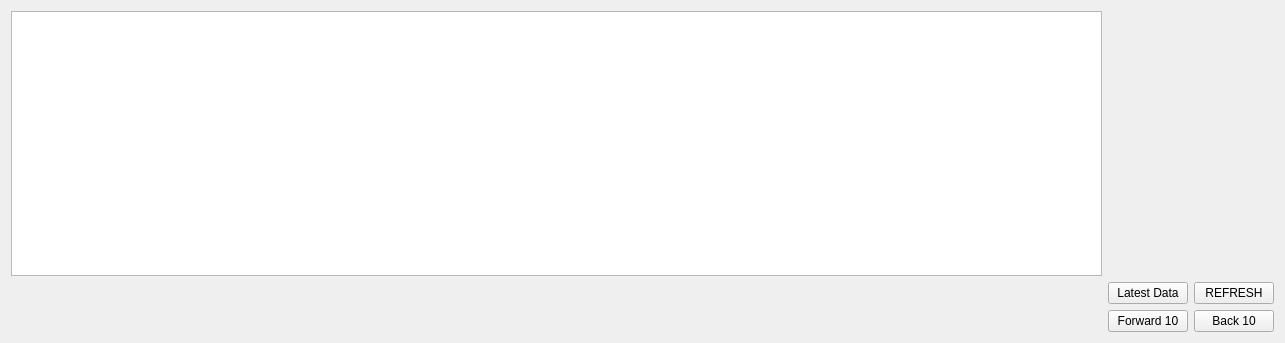
This is app/secondwindow.ui in uos3/telemetry-app as Qt 5 draws it before an edit. The edited form follows.
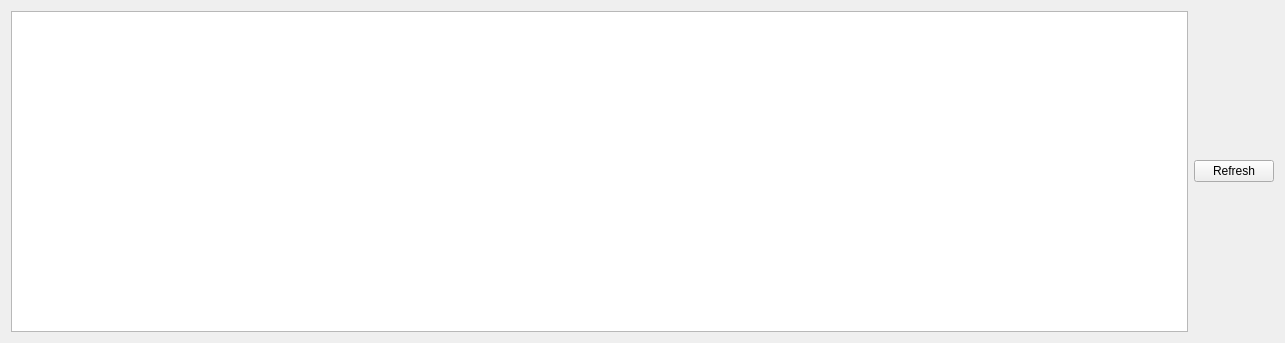
This is the edited form.

Commit message: Update tableview to use existing view within secondwindow Add refresh button to refresh data in tableview

Diff of the .ui file:
```diff
--- a/app/secondwindow.ui
+++ b/app/secondwindow.ui
@@ -15,55 +15,30 @@
   </property>
   <layout class="QGridLayout" name="gridLayout_2">
    <item row="0" column="0">
-    <layout class="QGridLayout" name="gridLayout">
-     <item row="2" column="2">
-      <widget class="QPushButton" name="pushButton_2">
-       <property name="text">
-        <string>Forward 10</string>
-       </property>
-      </widget>
-     </item>
-     <item row="2" column="5">
-      <widget class="QPushButton" name="pushButton">
-       <property name="text">
-        <string>Back 10</string>
-       </property>
-      </widget>
-     </item>
-     <item row="0" column="0">
-      <widget class="QTableWidget" name="new_table">
-       <property name="verticalScrollBarPolicy">
-        <enum>Qt::ScrollBarAsNeeded</enum>
-       </property>
-       <property name="horizontalScrollBarPolicy">
-        <enum>Qt::ScrollBarAsNeeded</enum>
-       </property>
-       <property name="sizeAdjustPolicy">
-        <enum>QAbstractScrollArea::AdjustToContents</enum>
-       </property>
-       <attribute name="horizontalHeaderStretchLastSection">
+    <widget class="QTableView" name="status_tableView">
+     <property name="editTriggers">
+      <set>QAbstractItemView::NoEditTriggers</set>
+     </property>
+     <property name="alternatingRowColors">
         <bool>true</bool>
-       </attribute>
-       <attribute name="verticalHeaderStretchLastSection">
+     </property>
+     <property name="sortingEnabled">
         <bool>false</bool>
-       </attribute>
-      </widget>
-     </item>
-     <item row="1" column="5">
-      <widget class="QPushButton" name="pushButton_3">
-       <property name="text">
-        <string>REFRESH</string>
        </property>
       </widget>
      </item>
-     <item row="1" column="2">
-      <widget class="QPushButton" name="pushButton_4">
+   <item row="0" column="1">
+    <widget class="QPushButton" name="refreshButton">
+     <property name="sizePolicy">
+      <sizepolicy hsizetype="Fixed" vsizetype="Fixed">
+       <horstretch>0</horstretch>
+       <verstretch>0</verstretch>
+      </sizepolicy>
+     </property>
        <property name="text">
-        <string>Latest Data</string>
-       </property>
-      </widget>
-     </item>
-    </layout>
+      <string>Refresh</string>
+     </property>
+    </widget>
    </item>
   </layout>
  </widget>
```
Lines whose indentation alone changed are shown as unchanged. The commit also changes 2 other files.
